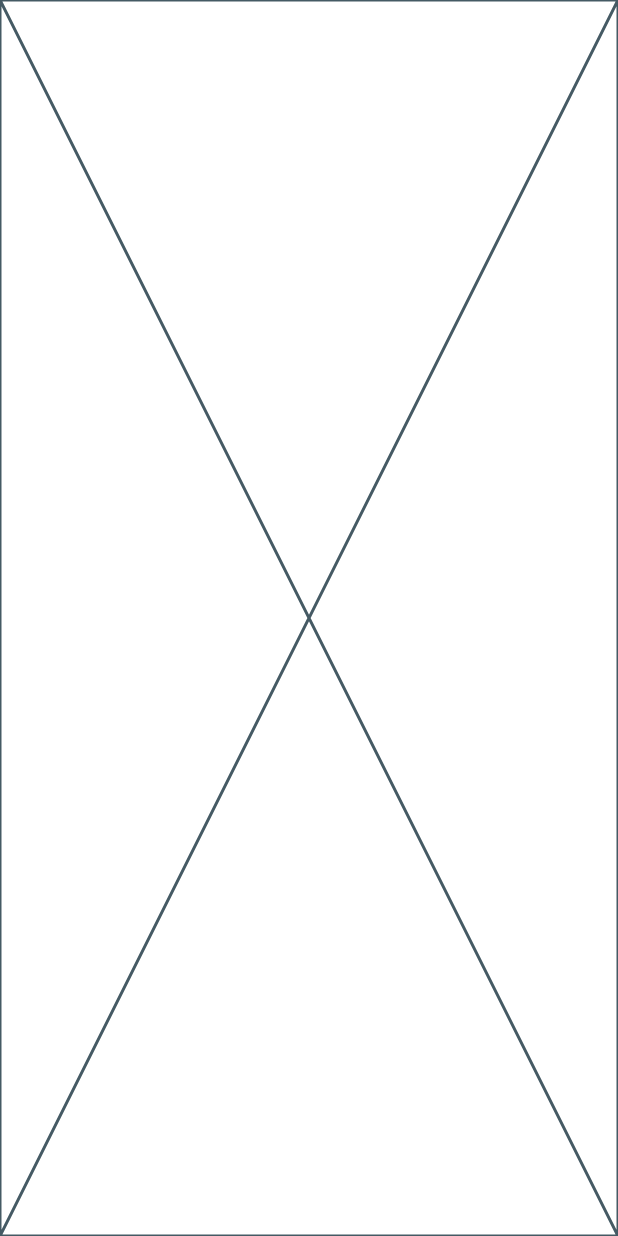
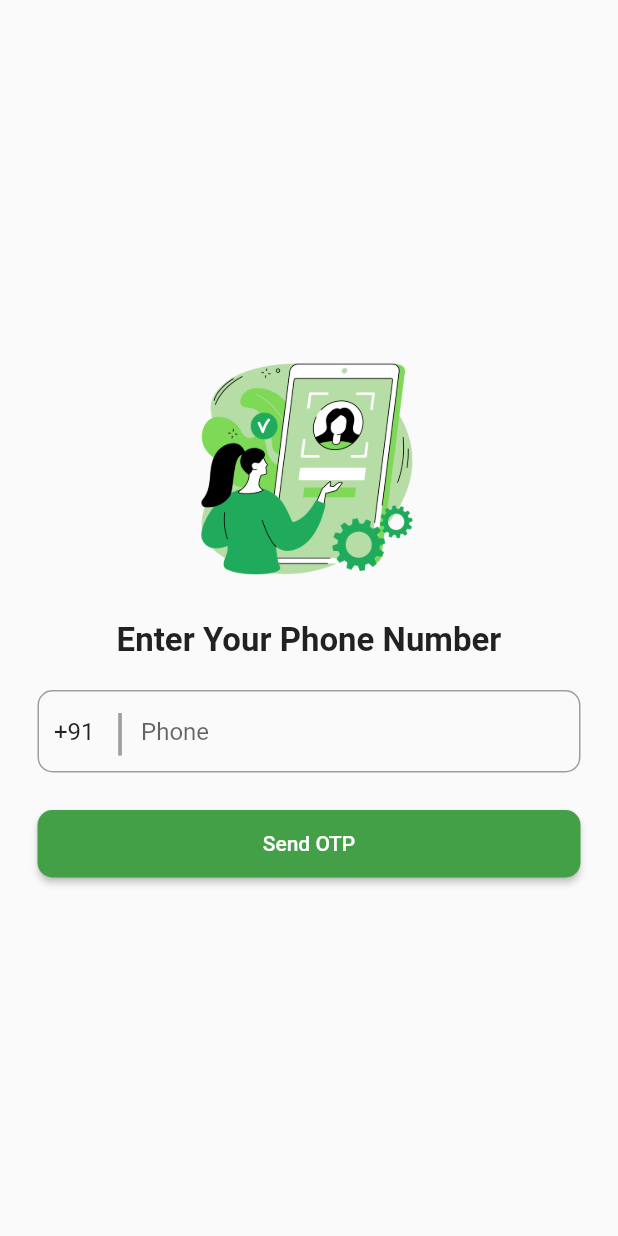
Before and after one commit to savitore/Try-Your-Luck, a Flutter app: the screen it shows after launch, on a phone screen of 412 x 824 dp. Run offline on Flutter 3.47's test engine with Material 2 defaults, Android fonts, the phone set to English and light mode, and no system bars; our stand-ins replace firebase_auth, firebase_core, fluttertoast, pinput; accounts and stored records are empty.

Commit message:
authentication

```diff
--- a/lib/authentication/LoginScreen.dart
+++ /dev/null
@@ -1,15 +0,0 @@
-import 'package:flutter/material.dart';
-
-class LoginScreen extends StatefulWidget {
-  const LoginScreen({Key? key}) : super(key: key);
-
-  @override
-  State<LoginScreen> createState() => _LoginScreenState();
-}
-
-class _LoginScreenState extends State<LoginScreen> {
-  @override
-  Widget build(BuildContext context) {
-    return const Placeholder();
-  }
-}
--- /dev/null
+++ b/lib/authentication/phone.dart
@@ -0,0 +1,155 @@
+import 'package:firebase_auth/firebase_auth.dart';
+import 'package:flutter/material.dart';
+import 'package:fluttertoast/fluttertoast.dart';
+
+import 'otp.dart';
+
+class Phone extends StatefulWidget {
+  const Phone({Key? key}) : super(key: key);
+
+  @override
+  State<Phone> createState() => _PhoneState();
+}
+
+class _PhoneState extends State<Phone> {
+
+  TextEditingController countrycode = TextEditingController();
+  var phone = "";
+
+  @override
+  void initState() {
+    super.initState();
+    countrycode.text = "+91";
+  }
+
+  Widget build(BuildContext context) {
+    return Scaffold(
+      body: Container(
+        margin: EdgeInsets.only(left: 25, right: 25),
+        alignment: Alignment.centerLeft,
+        child: SingleChildScrollView(
+          child: Column(
+            mainAxisAlignment: MainAxisAlignment.start,
+            children: [
+              Image.asset('assets/bg.png', width: 150, height: 150,),
+              SizedBox(height: 25,),
+              Text(
+                'Enter Your Phone Number',
+                style: TextStyle(fontSize: 22, fontWeight: FontWeight.bold),
+              ),
+              SizedBox(height: 20),
+              Container(
+                height: 55,
+                decoration: BoxDecoration(
+                    border: Border.all(width: 1, color: Colors.grey),
+                    borderRadius: BorderRadius.circular(10)
+                ),
+                child: Row(
+                  children: [
+                    SizedBox(
+                      width: 10,
+                    ),
+                    SizedBox(
+                      width: 40,
+                      child: TextField(
+                        controller: countrycode,
+                        decoration: InputDecoration(
+                            border: InputBorder.none
+                        ),
+                      ),
+                    ),
+                    Text(
+                      '|', style: TextStyle(fontSize: 33, color: Colors.grey),),
+                    SizedBox(width: 10,),
+                    Expanded(
+                        child: TextField(
+                          keyboardType: TextInputType.phone,
+                          onChanged: (value) {
+                            phone = value;
+                          },
+                          decoration: InputDecoration(
+                              border: InputBorder.none,
+                              hintText: "Phone"
+                          ),
+                        )
+                    )
+                  ],
+                ),
+              ),
+              SizedBox(height: 25,),
+              SizedBox(
+                height: 45,
+                width: double.infinity,
+                child: ElevatedButton(
+                  onPressed: () async {
+                    if(countrycode.text=="+91" && phone.length!=10)
+                    {
+                      showToastIncorrect();
+                    }
+                    else if (countrycode.text.isNotEmpty && phone.isNotEmpty) {
+                      // await FirebaseAuth.instance.verifyPhoneNumber(
+                      //   phoneNumber: '${countrycode.text + phone}',
+                      //   verificationCompleted: (
+                      //       PhoneAuthCredential credential) {},
+                      //   verificationFailed: (FirebaseAuthException e) {},
+                      //   codeSent: (String verificationId, int? resendToken) {},
+                      //   codeAutoRetrievalTimeout: (String verificationId) {},
+                      // );
+                      String phoneno=countrycode.text + phone.toString();
+                      Navigator.of(context).push(MaterialPageRoute(
+                          builder: (context)=> Otp(phoneno)
+                      ));
+                    }
+                    else if (phone.isEmpty) {
+                      print("hi");
+                      showToast();
+                    }
+                    else if(countrycode.text.isEmpty){
+                      showToastCountrycode();
+                    }
+                  },
+                  child: Text('Send OTP'),
+                  style: ElevatedButton.styleFrom(
+                      backgroundColor: Colors.green.shade600,
+                      shape: RoundedRectangleBorder(
+                          borderRadius: BorderRadius.circular(10))),
+                ),
+              )
+            ],
+          ),
+        ),
+      ),
+    );
+  }
+
+  void showToast() =>
+      Fluttertoast.showToast(
+          msg: "Please enter phone number.",
+          toastLength: Toast.LENGTH_SHORT,
+          gravity: ToastGravity.BOTTOM,
+          timeInSecForIosWeb: 1,
+          backgroundColor: Colors.white,
+          textColor: Colors.black,
+          fontSize: 16.0
+      );
+  void showToastIncorrect() =>
+      Fluttertoast.showToast(
+          msg: "Please enter correct phone number.",
+          toastLength: Toast.LENGTH_SHORT,
+          gravity: ToastGravity.BOTTOM,
+          timeInSecForIosWeb: 1,
+          backgroundColor: Colors.white,
+          textColor: Colors.black,
+          fontSize: 16.0
+      );
+  void showToastCountrycode() =>
+      Fluttertoast.showToast(
+          msg: "Please enter country code.",
+          toastLength: Toast.LENGTH_SHORT,
+          gravity: ToastGravity.BOTTOM,
+          timeInSecForIosWeb: 1,
+          backgroundColor: Colors.white,
+          textColor: Colors.black,
+          fontSize: 16.0
+      );
+}
```
Also changed, not shown: lib/authentication/otp.dart (added, +182 -0 lines), lib/home.dart (added, +42 -0 lines), lib/main.dart (+26 -4 lines), pubspec.yaml (+6 -3 lines), assets/bg.png (added), pubspec.lock, 8 other files.
